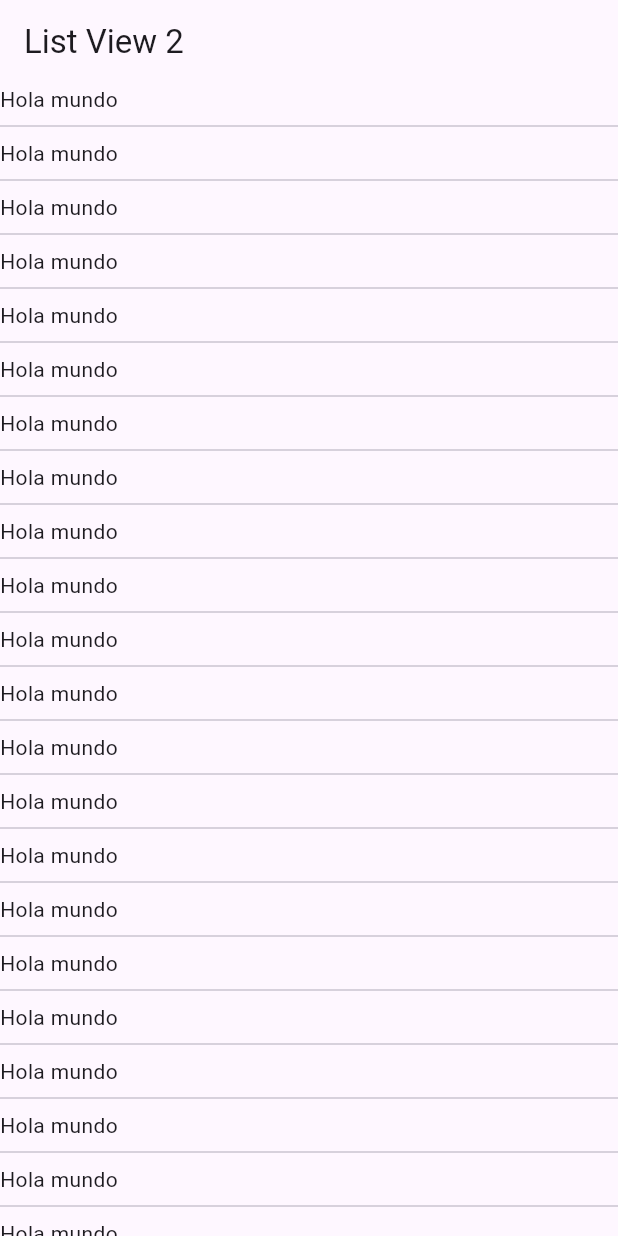
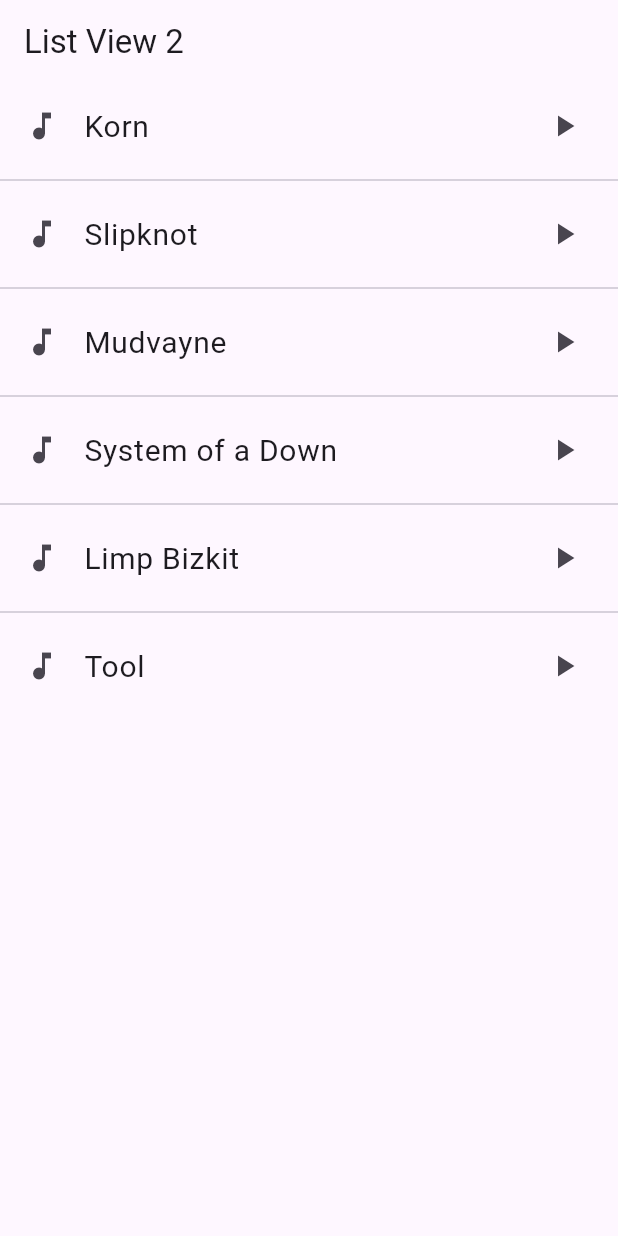
Before and after one commit to Odenfis/fl_componentes_b, a Flutter app: the screen it shows after launch, on a phone screen of 412 x 824 dp. Run offline on Flutter 3.47's test engine with Material 3 defaults, Android fonts, the phone set to English and light mode, and no system bars.

Commit message:
mar21_1009

```diff
--- a/lib/screens/list_view2.dart
+++ b/lib/screens/list_view2.dart
@@ -1,6 +1,8 @@
 import 'package:flutter/material.dart';
 
 class ListView2Screen extends StatelessWidget {
+
+  final opciones = const ['Korn','Slipknot','Mudvayne','System of a Down','Limp Bizkit','Tool'];
 
   const ListView2Screen({super.key});
 
@@ -11,9 +13,13 @@
         title: Text('List View 2'),
       ),
       body: ListView.separated(
-        itemBuilder:(context, index) => Text('Hola mundo'),
+        itemBuilder:(context, index) => ListTile(
+          leading: Icon(Icons.music_note),
+          title: Text(opciones[index], style: TextStyle(fontSize: 20)),
+          trailing: Icon(Icons.play_arrow),
+        ),
         separatorBuilder:(context, index) => Divider(),
-        itemCount: 30)
+        itemCount: opciones.length)
     );
   }
 }
```
